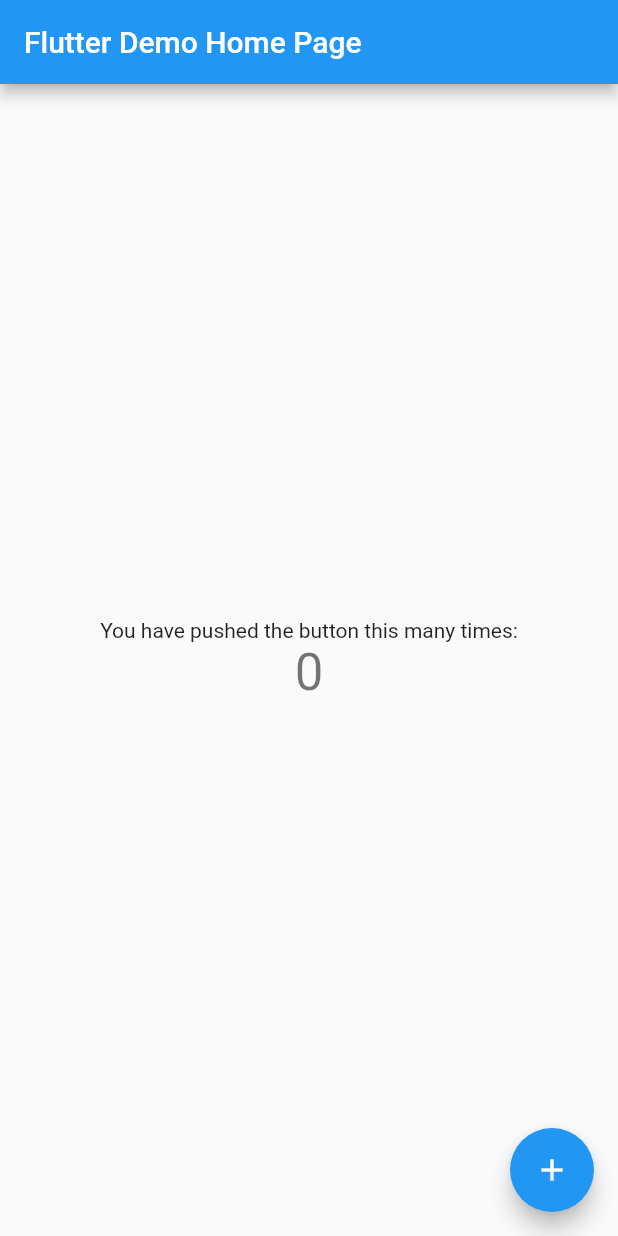
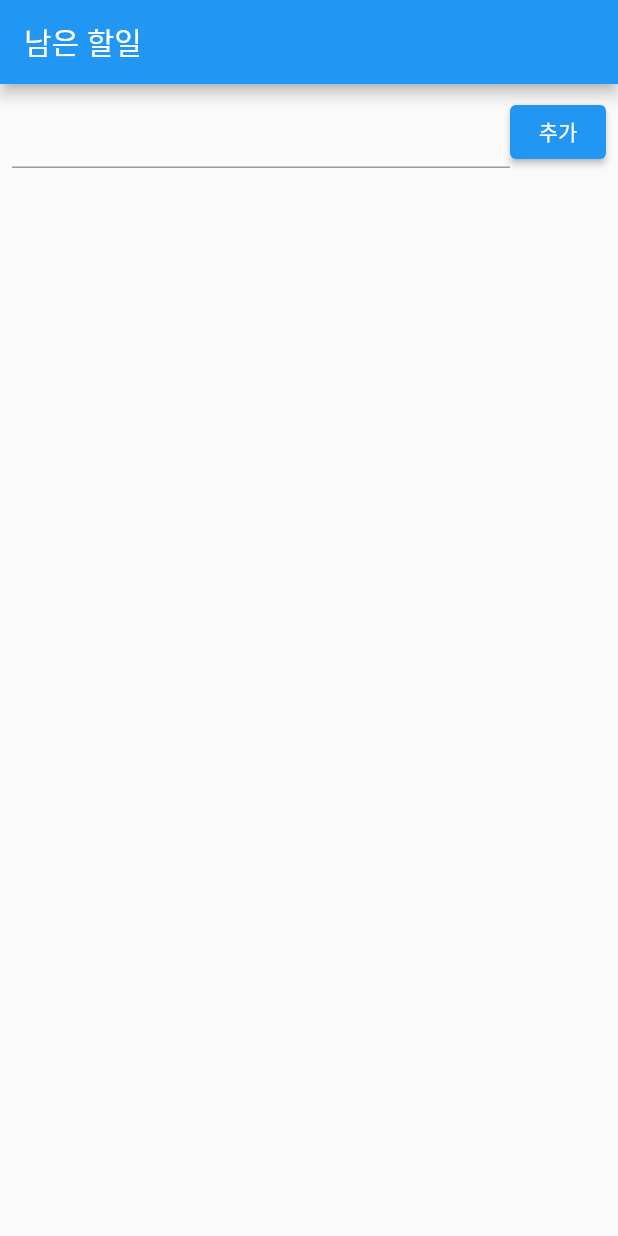
Before and after one commit to piggydog0108/flutter_todoList, a Flutter app: the screen it shows after launch, on a phone screen of 412 x 824 dp. Run offline on Flutter 3.47's test engine with Material 2 defaults, Android fonts, the phone set to English and light mode, and no system bars.

Commit message:
basic app

```diff
--- a/lib/main.dart
+++ b/lib/main.dart
@@ -2,6 +2,13 @@ import 'package:flutter/material.dart';
 
 void main() {
   runApp(MyApp());
+}
+
+class Todo {
+  bool isDone = false;
+  String title;
+
+  Todo(this.title);
 }
 
 class MyApp extends StatelessWidget {
@@ -9,105 +16,101 @@ class MyApp extends StatelessWidget {
   @override
   Widget build(BuildContext context) {
     return MaterialApp(
-      title: 'Flutter Demo',
+      title: 'To do List',
       theme: ThemeData(
-        // This is the theme of your application.
-        //
-        // Try running your application with "flutter run". You'll see the
-        // application has a blue toolbar. Then, without quitting the app, try
-        // changing the primarySwatch below to Colors.green and then invoke
-        // "hot reload" (press "r" in the console where you ran "flutter run",
-        // or simply save your changes to "hot reload" in a Flutter IDE).
-        // Notice that the counter didn't reset back to zero; the application
-        // is not restarted.
         primarySwatch: Colors.blue,
       ),
-      home: MyHomePage(title: 'Flutter Demo Home Page'),
+      home: TodoListPage(),
     );
   }
 }
 
-class MyHomePage extends StatefulWidget {
-  MyHomePage({Key? key, required this.title}) : super(key: key);
+class TodoListPage extends StatefulWidget {
+  @override
+  _TodoListPageState createState() => _TodoListPageState();
+}
 
-  // This widget is the home page of your application. It is stateful, meaning
-  // that it has a State object (defined below) that contains fields that affect
-  // how it looks.
+class _TodoListPageState extends State<TodoListPage> {
+  final _items = <Todo>[];
 
-  // This class is the configuration for the state. It holds the values (in this
-  // case the title) provided by the parent (in this case the App widget) and
-  // used by the build method of the State. Fields in a Widget subclass are
-  // always marked "final".
-
-  final String title;
+  var _todoController = TextEditingController();
 
   @override
-  _MyHomePageState createState() => _MyHomePageState();
-}
-
-class _MyHomePageState extends State<MyHomePage> {
-  int _counter = 0;
-
-  void _incrementCounter() {
-    setState(() {
-      // This call to setState tells the Flutter framework that something has
-      // changed in this State, which causes it to rerun the build method below
-      // so that the display can reflect the updated values. If we changed
-      // _counter without calling setState(), then the build method would not be
-      // called again, and so nothing would appear to happen.
-      _counter++;
-    });
+  void dispose() {
+    _todoController.dispose();
+    super.dispose();
   }
 
   @override
   Widget build(BuildContext context) {
-    // This method is rerun every time setState is called, for instance as done
-    // by the _incrementCounter method above.
-    //
-    // The Flutter framework has been optimized to make rerunning build methods
-    // fast, so that you can just rebuild anything that needs updating rather
-    // than having to individually change instances of widgets.
     return Scaffold(
       appBar: AppBar(
-        // Here we take the value from the MyHomePage object that was created by
-        // the App.build method, and use it to set our appbar title.
-        title: Text(widget.title),
+        title: Text('남은 할일 '),
       ),
-      body: Center(
-        // Center is a layout widget. It takes a single child and positions it
-        // in the middle of the parent.
+      body: Padding(
+          padding: const EdgeInsets.all(8.0),
           child: Column(
-          // Column is also a layout widget. It takes a list of children and
-          // arranges them vertically. By default, it sizes itself to fit its
-          // children horizontally, and tries to be as tall as its parent.
-          //
-          // Invoke "debug painting" (press "p" in the console, choose the
-          // "Toggle Debug Paint" action from the Flutter Inspector in Android
-          // Studio, or the "Toggle Debug Paint" command in Visual Studio Code)
-          // to see the wireframe for each widget.
-          //
-          // Column has various properties to control how it sizes itself and
-          // how it positions its children. Here we use mainAxisAlignment to
-          // center the children vertically; the main axis here is the vertical
-          // axis because Columns are vertical (the cross axis would be
-          // horizontal).
-          mainAxisAlignment: MainAxisAlignment.center,
             children: <Widget>[
-            Text(
-              'You have pushed the button this many times:',
+              Row(
+                children: <Widget>[
+                  Expanded(
+                    child: TextField(
+                      controller: _todoController,
                     ),
-            Text(
-              '$_counter',
-              style: Theme.of(context).textTheme.headline4,
                   ),
+                  ElevatedButton(
+                    child: Text('추가'),
+                    onPressed: () => _addTodo(Todo(_todoController.text)),
+                  ),
+              ],
+
+              ),
+              Expanded(
+                child: ListView(
+                  children: _items.map((todo) =>
+                  _buildItemWidget(todo)).toList(),
+                ),
+              )
             ],
           ),
       ),
-      floatingActionButton: FloatingActionButton(
-        onPressed: _incrementCounter,
-        tooltip: 'Increment',
-        child: Icon(Icons.add),
-      ), // This trailing comma makes auto-formatting nicer for build methods.
     );
   }
+
+  Widget _buildItemWidget(Todo todo) {
+    return ListTile(
+      onTap: () => _toggleTodo(todo),
+      title: Text(
+        todo.title,
+        style: todo.isDone ? TextStyle(
+          decoration: TextDecoration.lineThrough,
+          fontStyle: FontStyle.italic,
+        ) : null,
+      ),
+      trailing: IconButton(
+        icon: Icon(Icons.delete_forever),
+        onPressed: () => _deleteTodo(todo),
+      ),
+    );
   }
+
+  void _addTodo(Todo todo) {
+    setState(() {
+      _items.add(todo);
+      _todoController.text = '';
+    });
+  }
+
+  void _deleteTodo(Todo todo) {
+    setState(() {
+      _items.remove(todo);
+    });
+  }
+
+  void _toggleTodo(Todo todo){
+    setState(() {
+      todo.isDone = !todo.isDone;
+    });
+  }
+
+}
```
Lines whose indentation alone changed are shown as unchanged.
